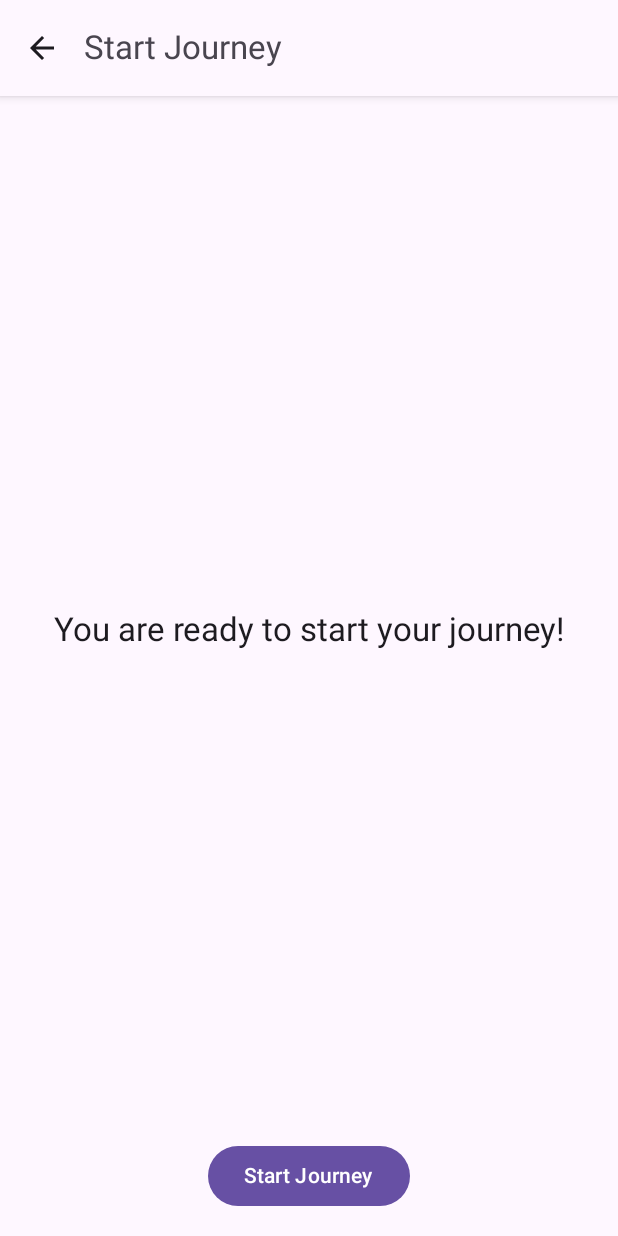
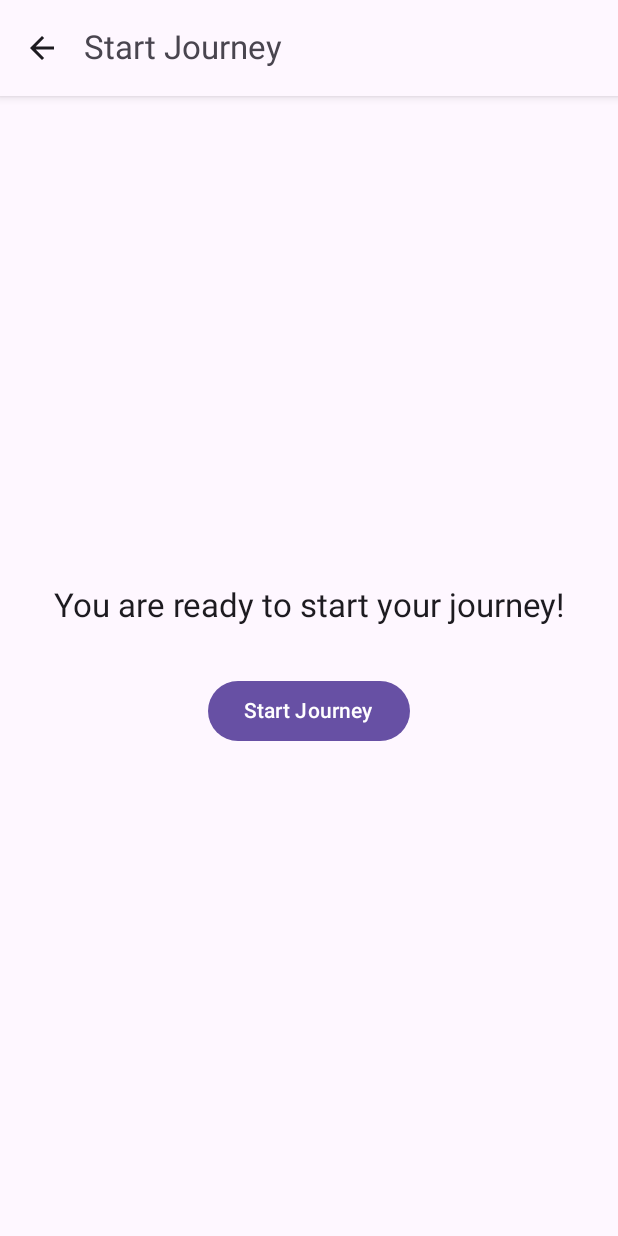
Before and after one commit to gowthamraj07/JourneyTracker, an Android app built with Jetpack Compose: the @Preview function StartJourneyScreenPreview, on a phone screen of 412 x 824 dp. Run offline under Robolectric (Android 15) with nearby library versions, the phone set to English and light mode, and no system bars; libraries missing offline, so code that uses them is left out: com.ramcosta.composedestinations; 1 statement that could not run was skipped.

Commit message:
Improve StartJourneyScreen

```diff
--- a/app/src/main/java/com/gowthamraj07/journeytracker/ui/start/journey/StartJourneyScreen.kt
+++ b/app/src/main/java/com/gowthamraj07/journeytracker/ui/start/journey/StartJourneyScreen.kt
@@ -3,7 +3,9 @@ package com.gowthamraj07.journeytracker.ui.start.journey
 import androidx.compose.foundation.background
 import androidx.compose.foundation.layout.Column
 import androidx.compose.foundation.layout.PaddingValues
+import androidx.compose.foundation.layout.Spacer
 import androidx.compose.foundation.layout.fillMaxSize
+import androidx.compose.foundation.layout.fillMaxWidth
 import androidx.compose.foundation.layout.padding
 import androidx.compose.foundation.layout.wrapContentSize
 import androidx.compose.material.icons.Icons
@@ -65,18 +67,17 @@ private fun StartJourneyContent(paddingValues: PaddingValues, navigator: Destina
             .fillMaxSize()
             .padding(paddingValues)
             .padding(16.dp)
-
-
     ) {
+        Spacer(modifier = Modifier.weight(1f))
         Text(
             text = "You are ready to start your journey!",
             style = MaterialTheme.typography.titleLarge,
             textAlign = TextAlign.Center,
             modifier = Modifier
-                .weight(1f)
-                .fillMaxSize()
+                .fillMaxWidth()
                 .wrapContentSize(align = Alignment.Center)
         )
+        Spacer(modifier = Modifier.padding(16.dp))
         Button(
             modifier = Modifier.align(Alignment.CenterHorizontally),
             onClick = {
@@ -85,6 +86,7 @@ private fun StartJourneyContent(paddingValues: PaddingValues, navigator: Destina
         ) {
             Text(text = "Start Journey")
         }
+        Spacer(modifier = Modifier.weight(1f))
     }
 }
 
```
